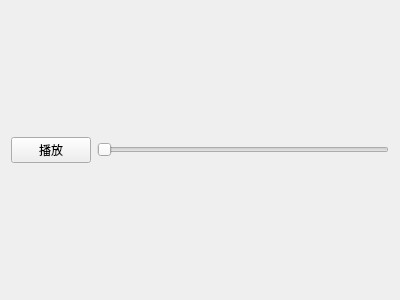
This is DisposeAbstract/DisposeVideo/ControlWidVideo.ui in 3548848289/UniFileHub as Qt 5 draws it before an edit. The edited form follows.
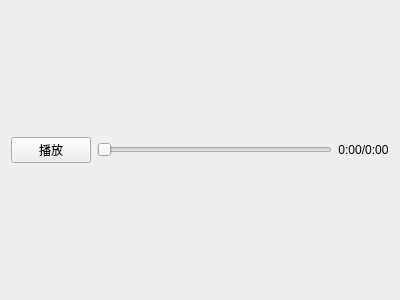
This is the edited form.

Commit message: 视频播放窗口新增时间显示

```diff
--- a/DisposeAbstract/DisposeVideo/ControlWidVideo.ui
+++ b/DisposeAbstract/DisposeVideo/ControlWidVideo.ui
@@ -30,6 +30,16 @@
        </property>
       </widget>
      </item>
+     <item>
+      <widget class="QLabel" name="timeLabel">
+       <property name="text">
+        <string>0:00/0:00</string>
+       </property>
+       <property name="alignment">
+        <set>Qt::AlignCenter</set>
+       </property>
+      </widget>
+     </item>
     </layout>
    </item>
   </layout>
```
The commit also changes 3 other files.
